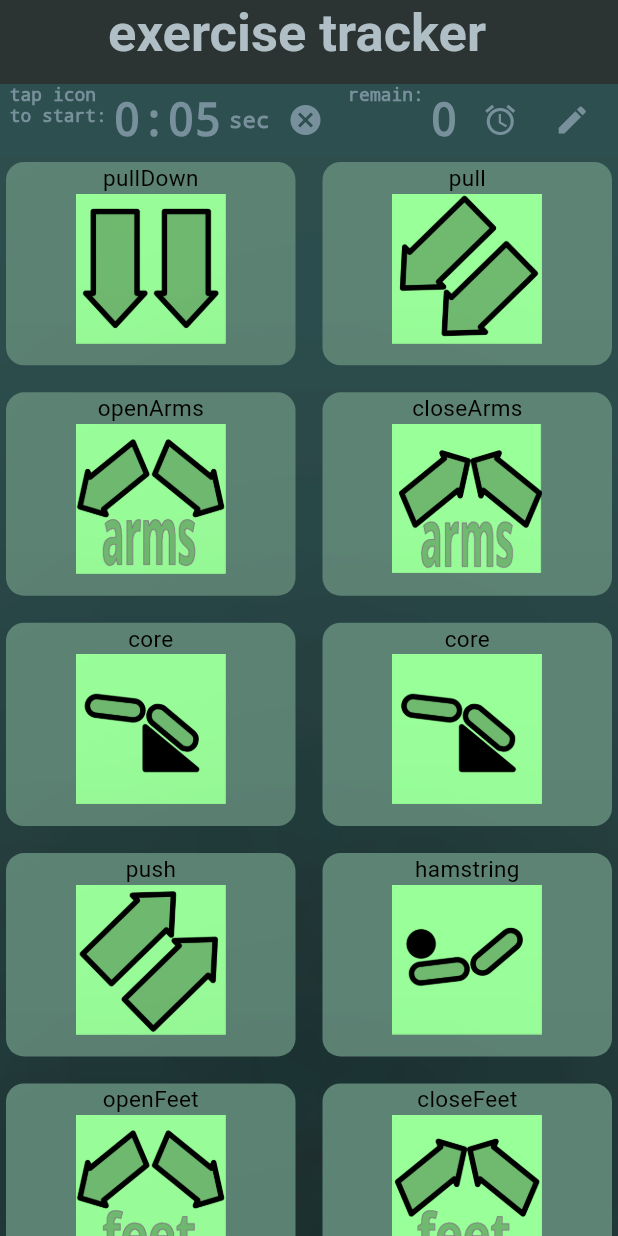
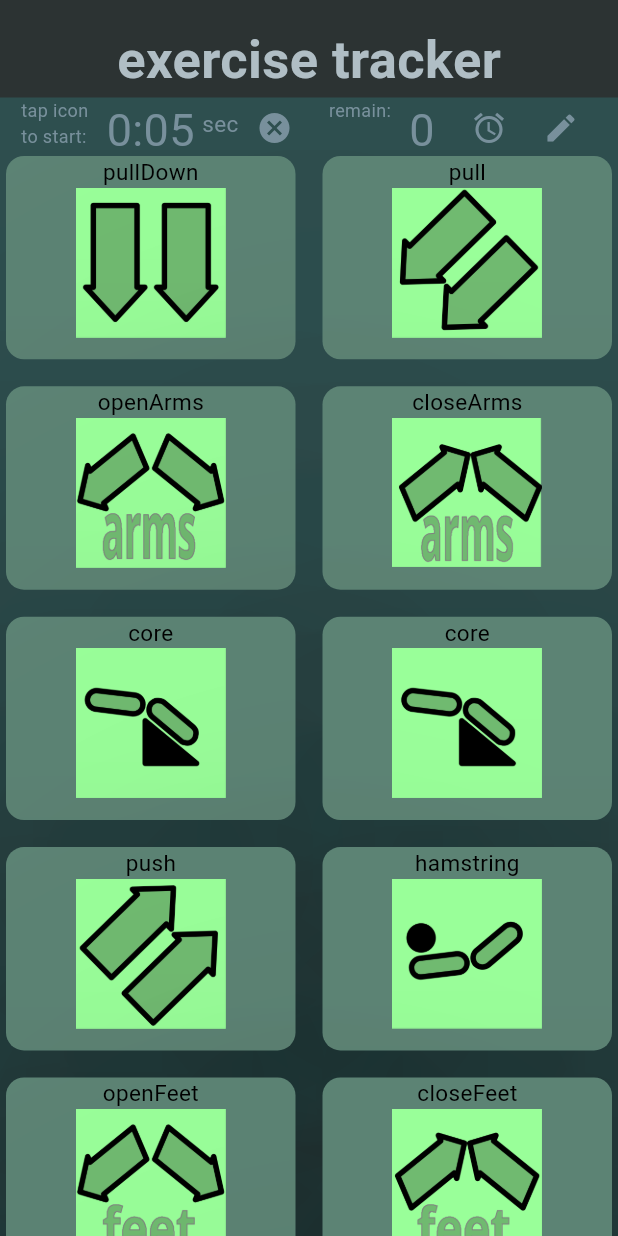
Before and after one commit to of3jlmssoo/exercise_Tracker_flutter, a Flutter app: the screen it shows after launch, on a phone screen of 412 x 824 dp. Run offline on Flutter 3.47's test engine with Material 2 defaults, Android fonts, the light colour scheme and no system bars; our stand-ins replace flutter_riverpod.

Commit message:
collapsedHeight

```diff
--- a/lib/main.dart
+++ b/lib/main.dart
@@ -46,23 +46,25 @@ class MyHomePage extends ConsumerWidget {
         color: const Color(myMainContainerColor),
         child: CustomScrollView(
           slivers: <Widget>[
-            const SliverAppBar(
-              floating: false,
+            SliverAppBar(
+              floating: true,
+              pinned: true,
+              snap: false,
               backgroundColor: Color(myAppBarColor),
               centerTitle: true,
-              pinned: true,
-              expandedHeight: 50.0,
-              flexibleSpace: FlexibleSpaceBar(
-                  title: Text('exercise tracker',
+              expandedHeight: 100.0,
+              collapsedHeight: 100.0,
+              flexibleSpace: Column(
+                children: [
+                  SizedBox(height: 15),
+                  Text('exercise tracker',
                       style: TextStyle(
                           color: Color(myAppBarFontColor),
                           fontSize: 35.0,
-                          fontWeight: FontWeight.bold))),
-            ),
-            SliverList(
-              delegate: SliverChildBuilderDelegate(
-                (BuildContext context, int index) {
-                  return Container(
+                          fontWeight: FontWeight.bold)),
+                  Expanded(
+                    child: Container(
+                      width: double.infinity,
                       alignment: Alignment.bottomLeft,
                       color: const Color(myTimeAreaColor),
                       child: Row(
@@ -90,7 +92,7 @@ class MyHomePage extends ConsumerWidget {
                                           fontSize: 30.0,
                                           color: Color(myTimeInfoFontColor),
                                           decoration: TextDecoration.none),
-                                    )
+                                    ),
                                   ],
                                 ),
                               ),
@@ -146,11 +148,111 @@ class MyHomePage extends ConsumerWidget {
                           ]),
                           const SizedBox(width: 2.0),
                         ],
-                      ));
-                },
-                childCount: 1,
+                      ),
+                    ),
+                  ),
+                ],
               ),
+              // flexibleSpace: FlexibleSpaceBar(
+              //     title: Text('exercise tracker',
+              //         style: TextStyle(
+              //             color: Color(myAppBarFontColor),
+              //             fontSize: 35.0,
+              //             fontWeight: FontWeight.bold))),
             ),
+            // SliverList(
+            //   delegate: SliverChildBuilderDelegate(
+            //     (BuildContext context, int index) {
+            //       return Container(
+            //         alignment: Alignment.bottomLeft,
+            //         color: const Color(myTimeAreaColor),
+            //         child: Row(
+            //           mainAxisAlignment: MainAxisAlignment.spaceBetween,
+            //           crossAxisAlignment: CrossAxisAlignment.start,
+            //           children: [
+            //             const SizedBox(
+            //                 height: kMinInteractiveDimension, width: 2),
+            //             const Text("tap icon\nto start:",
+            //                 style: TextStyle(
+            //                     fontSize: 12.0,
+            //                     color: Color(myTimeInfoFontColor),
+            //                     decoration: TextDecoration.none)),
+            //             Row(
+            //               crossAxisAlignment: CrossAxisAlignment.center,
+            //               children: [
+            //                 SizedBox(
+            //                   height: kMinInteractiveDimension,
+            //                   child: Column(
+            //                     mainAxisAlignment: MainAxisAlignment.center,
+            //                     children: [
+            //                       Text(
+            //                         '${ref.watch(periodicTimerProvider) ~/ 60}:${(ref.watch(periodicTimerProvider) % 60).toString().padLeft(2, '0')}',
+            //                         style: const TextStyle(
+            //                             fontSize: 30.0,
+            //                             color: Color(myTimeInfoFontColor),
+            //                             decoration: TextDecoration.none),
+            //                       )
+            //                     ],
+            //                   ),
+            //                 ),
+            //                 const SizedBox(width: 5),
+            //                 const Text("sec",
+            //                     style: TextStyle(
+            //                         fontSize: 15.0,
+            //                         color: Color(myTimeInfoFontColor),
+            //                         decoration: TextDecoration.none)),
+            //                 IconButton(
+            //                   onPressed: () {
+            //                     ref
+            //                         .read(periodicTimerProvider.notifier)
+            //                         .canceltimer();
+            //                   },
+            //                   icon: const Icon(Icons.cancel),
+            //                   color: const Color(myTimeInfoFontColor),
+            //                 ),
+            //               ],
+            //             ),
+            //             const Text("remain:",
+            //                 style: TextStyle(
+            //                     fontSize: 12.0,
+            //                     color: Color(myTimeInfoFontColor),
+            //                     decoration: TextDecoration.none)),
+            //             const Row(
+            //               crossAxisAlignment: CrossAxisAlignment.center,
+            //               children: [
+            //                 SizedBox(
+            //                   height: kMinInteractiveDimension,
+            //                   child: Column(
+            //                     mainAxisAlignment: MainAxisAlignment.center,
+            //                     children: [
+            //                       Text('0',
+            //                           style: TextStyle(
+            //                               fontSize: 30.0,
+            //                               color: Color(myTimeInfoFontColor),
+            //                               decoration: TextDecoration.none)),
+            //                     ],
+            //                   ),
+            //                 ),
+            //               ],
+            //             ),
+            //             const Row(children: [
+            //               IconButton(
+            //                   onPressed: null,
+            //                   icon: Icon(Icons.alarm,
+            //                       color: Color(myTimeInfoFontColor))),
+            //               IconButton(
+            //                   onPressed: null,
+            //                   icon: Icon(Icons.edit,
+            //                       color: Color(myTimeInfoFontColor))),
+            //             ]),
+            //             const SizedBox(width: 2.0),
+            //           ],
+            //         ),
+            //       );
+            //     },
+            //     childCount: 1,
+            //   ),
+            // ),
             SliverGrid(
               gridDelegate: const SliverGridDelegateWithMaxCrossAxisExtent(
                   maxCrossAxisExtent: 400.0,
```
Also changed, not shown: 1 other file.
